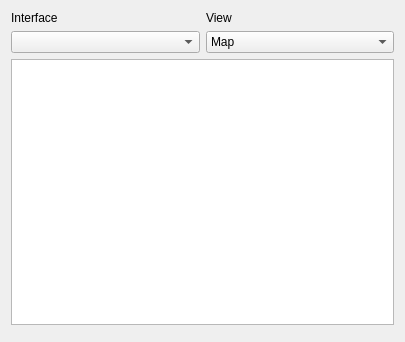
Old version of the form widgets/scanwidget.ui in the repository KDE/networkmanagement.
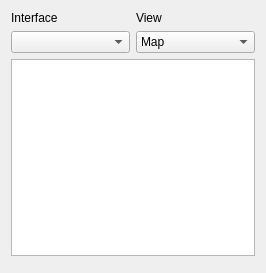
New version of the form. Custom widgets are drawn as their Qt base class.

The edit to the form file:
```diff
--- a/widgets/scanwidget.ui
+++ b/widgets/scanwidget.ui
@@ -5,8 +5,8 @@
    <rect>
     <x>0</x>
     <y>0</y>
-    <width>405</width>
-    <height>342</height>
+    <width>266</width>
+    <height>273</height>
    </rect>
   </property>
   <property name="sizePolicy" >
```
